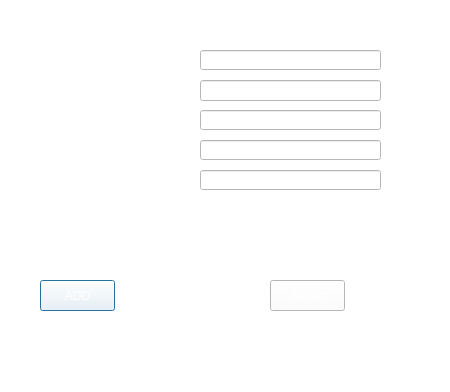
Above: addfourniseur.ui from Abdelwahid-amdjar/GestionStockMagasin before the change. Below: the same form after it.
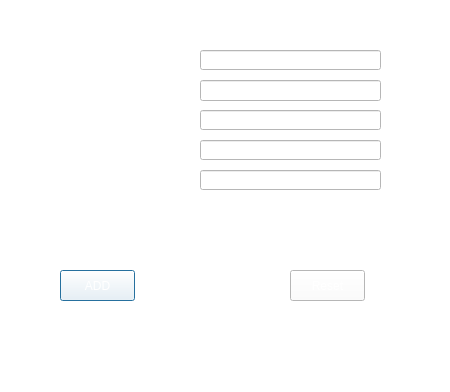
That is the form after the change. Icons and pictures are not drawn.

```diff
--- a/addfourniseur.ui
+++ b/addfourniseur.ui
@@ -101,12 +101,15 @@
   <widget class="QLabel" name="lblInfo">
    <property name="geometry">
     <rect>
-     <x>120</x>
+     <x>70</x>
      <y>230</y>
-     <width>161</width>
-     <height>16</height>
+     <width>291</width>
+     <height>20</height>
     </rect>
    </property>
+   <property name="styleSheet">
+    <string notr="true">color: rgb(0, 255, 0);</string>
+   </property>
    <property name="text">
     <string/>
    </property>
@@ -198,8 +201,8 @@
   <widget class="QPushButton" name="btnAdd">
    <property name="geometry">
     <rect>
-     <x>40</x>
-     <y>280</y>
+     <x>60</x>
+     <y>270</y>
      <width>75</width>
      <height>31</height>
     </rect>
@@ -231,8 +234,8 @@
   <widget class="QPushButton" name="btnReset">
    <property name="geometry">
     <rect>
-     <x>270</x>
-     <y>280</y>
+     <x>290</x>
+     <y>270</y>
      <width>75</width>
      <height>31</height>
     </rect>
```
